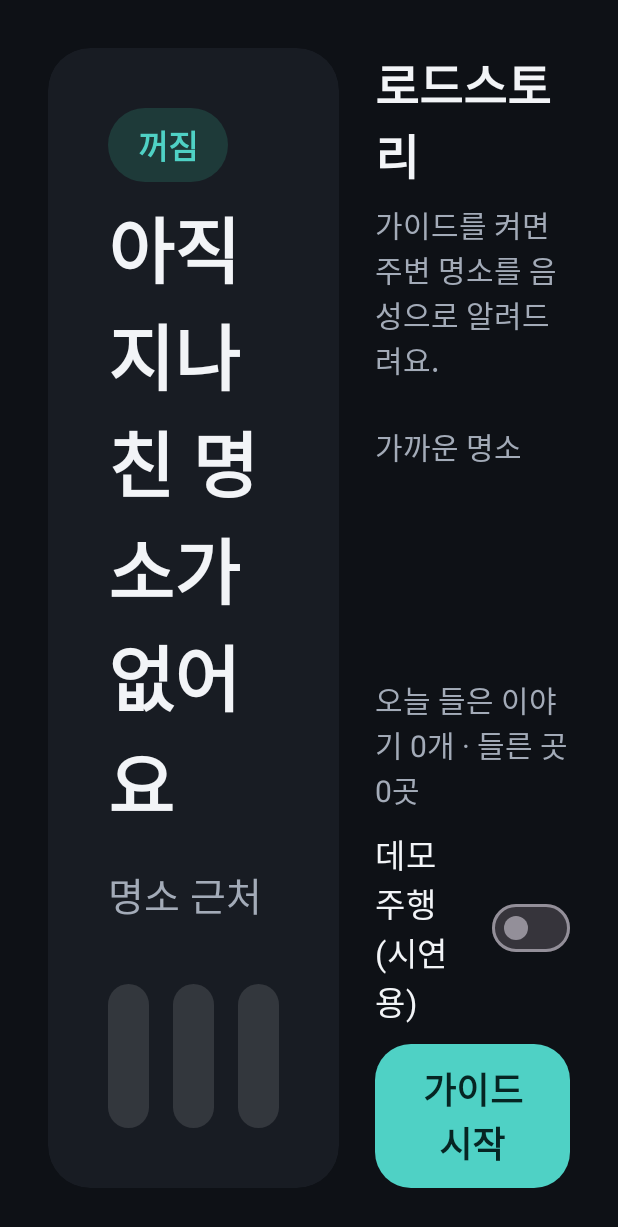
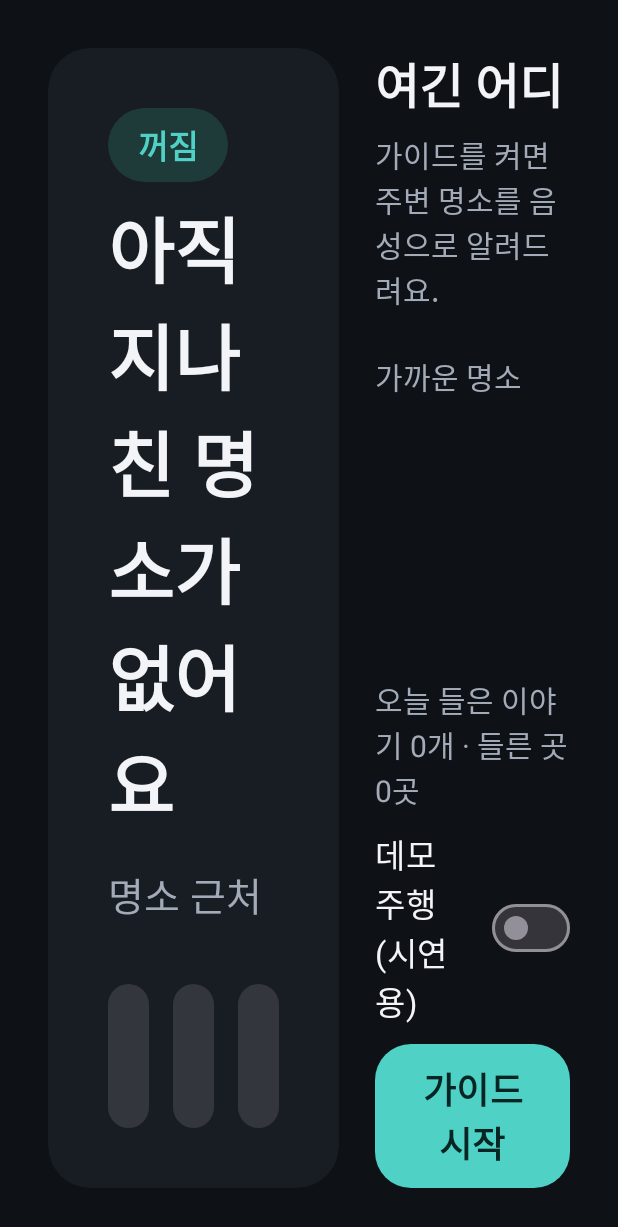
Before and after one commit to MingyuKim-2933/pleos-contest-apps, an Android app: the screen it shows after launch (MainActivity), on a phone screen of 412 x 824 dp. Shown: the top 1227 px of the screen. Run offline under Robolectric (Android 15) with nearby library versions, the phone set to English and light mode, and no system bars; libraries missing offline, so code that uses them is left out: ai.pleos.playground; pictures from the network do not load; 4 statements that could not run were skipped.

Commit message:
앱 이름을 '여긴 어디'로 변경, 넘어가기 표현에 '건너뛰기' 추가
- 앱 표시 이름, 앱 클래스(YeoginEodiApp), 테마, 프로젝트 이름, TourAPI MobileApp 값 변경
- README 앱 이름 변경 (팀 나그네들)
- VoiceIntent: '건너뛰' 를 넘어가기 키워드에 추가하고 테스트 보강

Co-Authored-By: Claude Opus 5.5 <noreply@anthropic.com>

```diff
--- a/road-story/app/src/main/AndroidManifest.xml
+++ b/road-story/app/src/main/AndroidManifest.xml
@@ -21,12 +21,12 @@
     <uses-permission android:name="android.permission.POST_NOTIFICATIONS" />
 
     <application
-        android:name=".RoadStoryApp"
+        android:name=".YeoginEodiApp"
         android:allowBackup="false"
         android:icon="@mipmap/ic_launcher"
         android:label="@string/app_name"
         android:supportsRtl="true"
-        android:theme="@style/Theme.RoadStory">
+        android:theme="@style/Theme.YeoginEodi">
 
         <activity
             android:name=".MainActivity"
--- a/road-story/app/src/main/java/com/hdcontest/roadstory/GuideService.kt
+++ b/road-story/app/src/main/java/com/hdcontest/roadstory/GuideService.kt
@@ -22,7 +22,7 @@ class GuideService : Service() {
 
     override fun onStartCommand(intent: Intent?, flags: Int, startId: Int): Int {
         if (intent?.action == ACTION_STOP) {
-            (application as RoadStoryApp).engine.stop()
+            (application as YeoginEodiApp).engine.stop()
             stopSelf()
             return START_NOT_STICKY
         }
--- a/road-story/app/src/main/java/com/hdcontest/roadstory/MainActivity.kt
+++ b/road-story/app/src/main/java/com/hdcontest/roadstory/MainActivity.kt
@@ -21,7 +21,7 @@ import kotlinx.coroutines.launch
 
 class MainActivity : AppCompatActivity() {
 
-    private val engine by lazy { (application as RoadStoryApp).engine }
+    private val engine by lazy { (application as YeoginEodiApp).engine }
     private val nearbyAdapter = NearbyAdapter()
 
     private lateinit var phaseText: TextView
--- a/road-story/app/src/main/java/com/hdcontest/roadstory/RoadStoryApp.kt
+++ b/road-story/app/src/main/java/com/hdcontest/roadstory/YeoginEodiApp.kt
@@ -2,7 +2,7 @@ package com.hdcontest.roadstory
 
 import android.app.Application
 
-class RoadStoryApp : Application() {
+class YeoginEodiApp : Application() {
 
     /** 화면과 포그라운드 서비스가 함께 쓰는 가이드 엔진 (프로세스 단위 1개) */
     val engine: GuideEngine by lazy { GuideEngine(this) }
--- a/road-story/app/src/main/java/com/hdcontest/roadstory/core/VoiceIntent.kt
+++ b/road-story/app/src/main/java/com/hdcontest/roadstory/core/VoiceIntent.kt
@@ -5,7 +5,7 @@ enum class VoiceIntent { VISIT, DECLINE, REPEAT, UNKNOWN }
 
 object VoiceIntentParser {
     // 부정 표현을 먼저 검사해야 "안 들러" 같은 문장을 VISIT 으로 오해하지 않는다.
-    private val declineKeywords = listOf("아니", "안들", "안가", "괜찮", "됐어", "다음에", "싫어", "패스", "그만")
+    private val declineKeywords = listOf("아니", "안들", "안가", "괜찮", "됐어", "다음에", "싫어", "패스", "그만", "건너뛰")
     private val repeatKeywords = listOf("다시", "한번더", "뭐라고", "못들")
     // 온디바이스 STT 가 "들러줘"를 "들려줘"로 받아쓰는 경우가 있어 함께 받는다. ("다시 들려줘"는 위에서 REPEAT 로 걸러진다)
     private val visitKeywords = listOf("들러", "들르", "들려줘", "가자", "가줘", "가볼", "경유", "응", "네", "예", "좋아", "그래", "오케이")
--- a/road-story/app/src/main/java/com/hdcontest/roadstory/data/TourApiClient.kt
+++ b/road-story/app/src/main/java/com/hdcontest/roadstory/data/TourApiClient.kt
@@ -61,6 +61,6 @@ class TourApiClient(serviceKey: String) {
     private companion object {
         const val BASE_URL = "https://apis.data.go.kr/B551011/KorService2"
         const val TIMEOUT_MS = 8_000
-        val COMMON = mapOf("MobileOS" to "AND", "MobileApp" to "RoadStory", "_type" to "json")
+        val COMMON = mapOf("MobileOS" to "AND", "MobileApp" to "YeoginEodi", "_type" to "json")
     }
 }
--- a/road-story/app/src/main/res/layout/activity_main.xml
+++ b/road-story/app/src/main/res/layout/activity_main.xml
@@ -88,7 +88,7 @@
 
                 <com.google.android.material.button.MaterialButton
                     android:id="@+id/visitButton"
-                    style="@style/Widget.RoadStory.BigButton"
+                    style="@style/Widget.YeoginEodi.BigButton"
                     android:layout_width="0dp"
                     android:layout_height="96dp"
                     android:layout_weight="1"
@@ -96,7 +96,7 @@
 
                 <com.google.android.material.button.MaterialButton
                     android:id="@+id/replayButton"
-                    style="@style/Widget.RoadStory.BigButton.Tonal"
+                    style="@style/Widget.YeoginEodi.BigButton.Tonal"
                     android:layout_width="0dp"
                     android:layout_height="96dp"
                     android:layout_marginStart="16dp"
@@ -105,7 +105,7 @@
 
                 <com.google.android.material.button.MaterialButton
                     android:id="@+id/skipButton"
-                    style="@style/Widget.RoadStory.BigButton.Tonal"
+                    style="@style/Widget.YeoginEodi.BigButton.Tonal"
                     android:layout_width="0dp"
                     android:layout_height="96dp"
                     android:layout_marginStart="16dp"
@@ -172,7 +172,7 @@
 
         <com.google.android.material.button.MaterialButton
             android:id="@+id/toggleButton"
-            style="@style/Widget.RoadStory.BigButton"
+            style="@style/Widget.YeoginEodi.BigButton"
             android:layout_width="match_parent"
             android:layout_height="96dp"
             android:layout_marginTop="12dp"
--- a/road-story/app/src/main/res/values/strings.xml
+++ b/road-story/app/src/main/res/values/strings.xml
@@ -1,5 +1,5 @@
 <resources>
-    <string name="app_name">로드스토리</string>
+    <string name="app_name">여긴 어디</string>
 
     <string name="status_ready">가이드를 켜면 주변 명소를 음성으로 알려드려요.</string>
     <string name="status_running">차량 위치를 따라 명소를 찾고 있어요.</string>
--- a/road-story/app/src/main/res/values/themes.xml
+++ b/road-story/app/src/main/res/values/themes.xml
@@ -1,5 +1,5 @@
 <resources>
-    <style name="Theme.RoadStory" parent="Theme.Material3.Dark.NoActionBar">
+    <style name="Theme.YeoginEodi" parent="Theme.Material3.Dark.NoActionBar">
         <item name="colorPrimary">@color/accent</item>
         <item name="colorOnPrimary">@color/on_accent</item>
         <item name="colorPrimaryContainer">@color/accent_container</item>
@@ -13,7 +13,7 @@
         <item name="android:navigationBarColor">@color/bg</item>
     </style>
 
-    <style name="Widget.RoadStory.BigButton" parent="Widget.Material3.Button">
+    <style name="Widget.YeoginEodi.BigButton" parent="Widget.Material3.Button">
         <item name="android:textSize">24sp</item>
         <item name="android:textStyle">bold</item>
         <item name="cornerRadius">24dp</item>
@@ -21,7 +21,7 @@
         <item name="android:insetBottom">0dp</item>
     </style>
 
-    <style name="Widget.RoadStory.BigButton.Tonal" parent="Widget.Material3.Button.TonalButton">
+    <style name="Widget.YeoginEodi.BigButton.Tonal" parent="Widget.Material3.Button.TonalButton">
         <item name="android:textSize">24sp</item>
         <item name="android:textStyle">bold</item>
         <item name="cornerRadius">24dp</item>
--- a/road-story/settings.gradle.kts
+++ b/road-story/settings.gradle.kts
@@ -16,5 +16,5 @@ dependencyResolutionManagement {
     }
 }
 
-rootProject.name = "RoadStory"
+rootProject.name = "YeoginEodi"
 include(":app")
```
Also changed, not shown: 3 other files.
